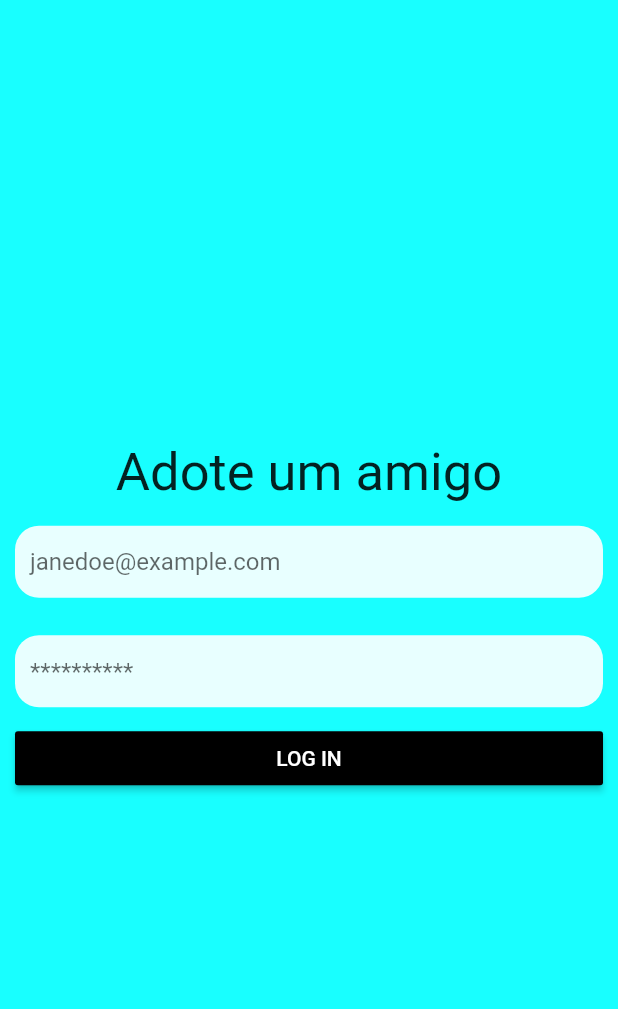
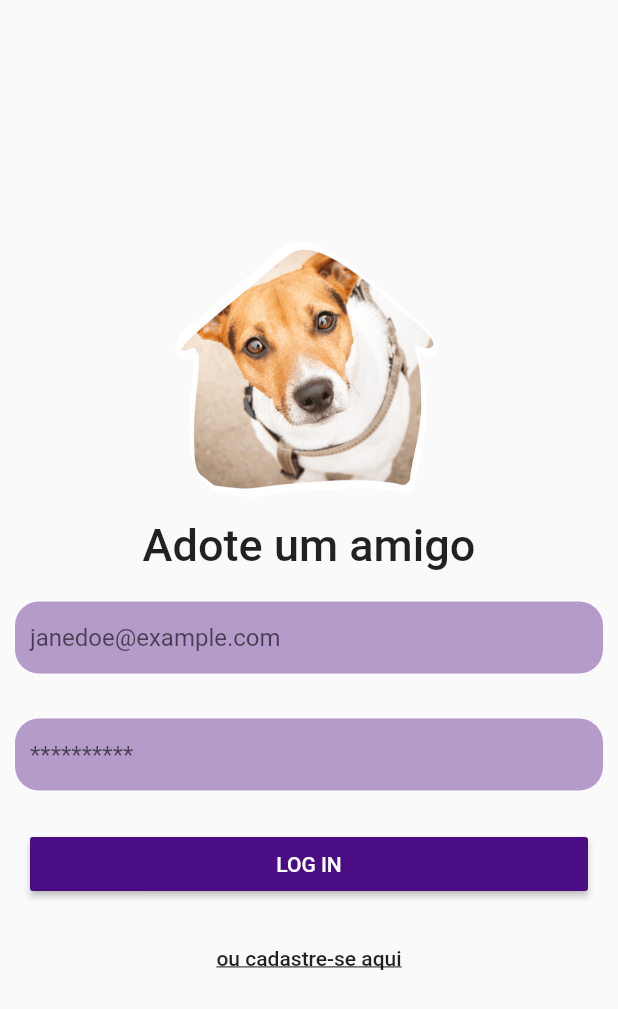
Before and after one commit to nataliacanellas/adopt_a_friend, a Flutter app: the screen it shows after launch, on a phone screen of 412 x 824 dp. Shown: the top 1009 px of the screen. Run offline on Flutter 3.47's test engine with Material 2 defaults, Android fonts, the light colour scheme and no system bars.

Commit message:
[change] Updated files

```diff
--- a/lib/presenter/login/login_page.dart
+++ b/lib/presenter/login/login_page.dart
@@ -1,3 +1,4 @@
+import 'package:adoption_app/presenter/home/home_page.dart';
 import 'package:flutter/material.dart';
 
 class LoginPage extends StatelessWidget {
@@ -6,21 +7,25 @@ class LoginPage extends StatelessWidget {
   @override
   Widget build(BuildContext context) {
     return Scaffold(
-      backgroundColor: Colors.cyanAccent.shade200,
       body: Column(
         mainAxisAlignment: MainAxisAlignment.center,
         children: [
+          Image.asset(
+            'assets/images/cutie.png',
+            height: 170,
+          ),
+          const SizedBox(height: 15,),
           const Text(
             'Adote um amigo',
             style: TextStyle(
-              fontSize: 35,
-              fontWeight: FontWeight.w400,
+              fontSize: 30,
+              fontWeight: FontWeight.w500,
             ),
           ),
           Container(
-            margin: const EdgeInsets.symmetric(horizontal: 10, vertical: 15),
+            margin: const EdgeInsets.symmetric(horizontal: 10, vertical: 20),
             decoration: BoxDecoration(
-                color: Colors.white.withOpacity(0.9),
+                color: Color.fromARGB(255, 74, 13, 131).withOpacity(0.4),
                 borderRadius: BorderRadius.circular(16)),
             child: const TextField(
               decoration: InputDecoration(
@@ -33,7 +38,7 @@ class LoginPage extends StatelessWidget {
           Container(
             margin: const EdgeInsets.symmetric(horizontal: 10, vertical: 10),
             decoration: BoxDecoration(
-                color: Colors.white.withOpacity(0.9),
+                color: Color.fromARGB(255, 74, 13, 131).withOpacity(0.4),
                 borderRadius: BorderRadius.circular(16)),
             child: const TextField(
               decoration: InputDecoration(
@@ -45,10 +50,14 @@ class LoginPage extends StatelessWidget {
           ),
           Container(
             width: double.maxFinite,
-            margin: const EdgeInsets.only(left: 10, right: 10),
+            margin: const EdgeInsets.symmetric(horizontal: 20, vertical: 15),
             child: MaterialButton(
-              color: Colors.black,
-              onPressed: () {},
+              color: Color.fromARGB(255, 74, 13, 131),
+              onPressed: () {
+                Navigator.of(context).push(
+                  MaterialPageRoute(builder: (context) => const HomePage()),
+                );
+              },
               child: const Text(
                 'LOG IN',
                 style: TextStyle(
@@ -57,6 +66,13 @@ class LoginPage extends StatelessWidget {
               ),
             ),
           ),
+          TextButton(
+            child: const Text('ou cadastre-se aqui',
+                style: TextStyle(
+                    decoration: TextDecoration.underline,
+                    color: Colors.black87)),
+            onPressed: () async {},
+          ),
         ],
       ),
     );
--- a/lib/presenter/splash/splash_screen.dart
+++ b/lib/presenter/splash/splash_screen.dart
@@ -15,7 +15,7 @@ class _SplashScreenState extends State<SplashScreen> {
     Future.delayed(const Duration(seconds: 3)).then(
       (value) {
         Navigator.of(context).push(
-          MaterialPageRoute(builder: (context) => LoginPage()),
+          MaterialPageRoute(builder: (context) => const LoginPage()),
         );
       },
     );
```
Also changed, not shown: lib/presenter/catalog/catalog_page..dart (added, +14 -0 lines), lib/presenter/home/home_page.dart (added, +87 -0 lines), assets/images/cutie.png (added), assets/images/doggies.png (added).
